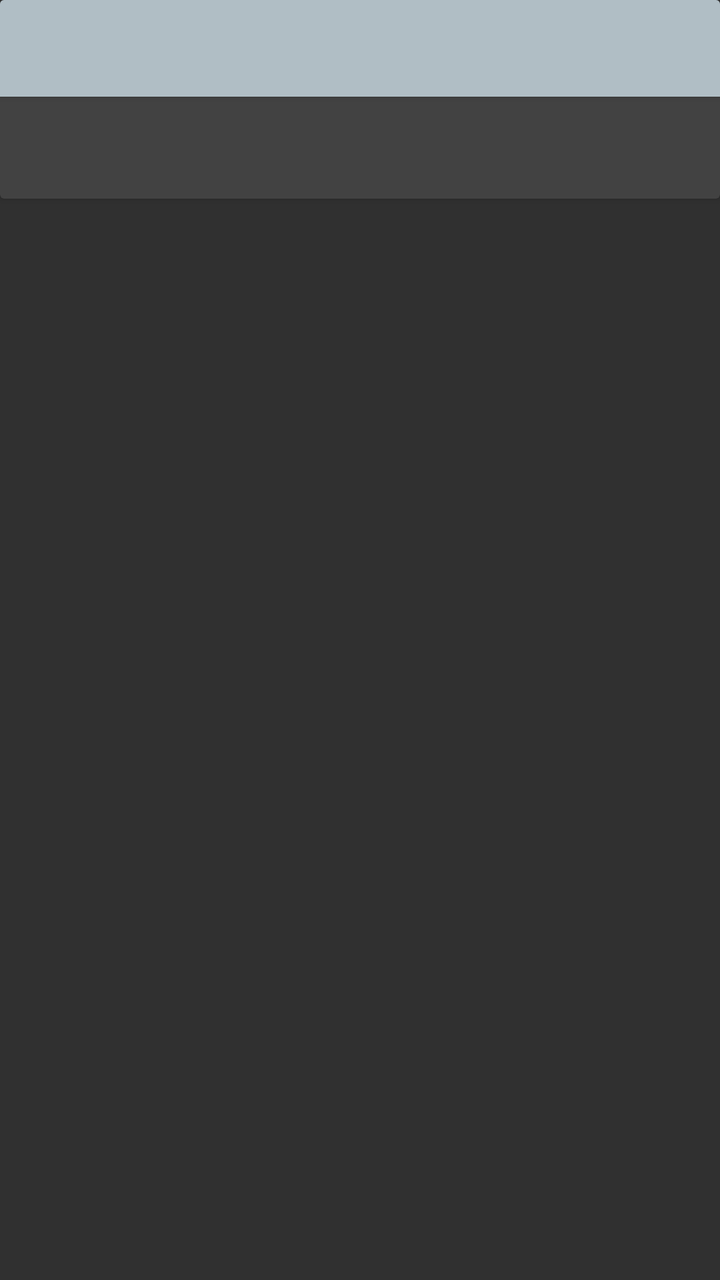
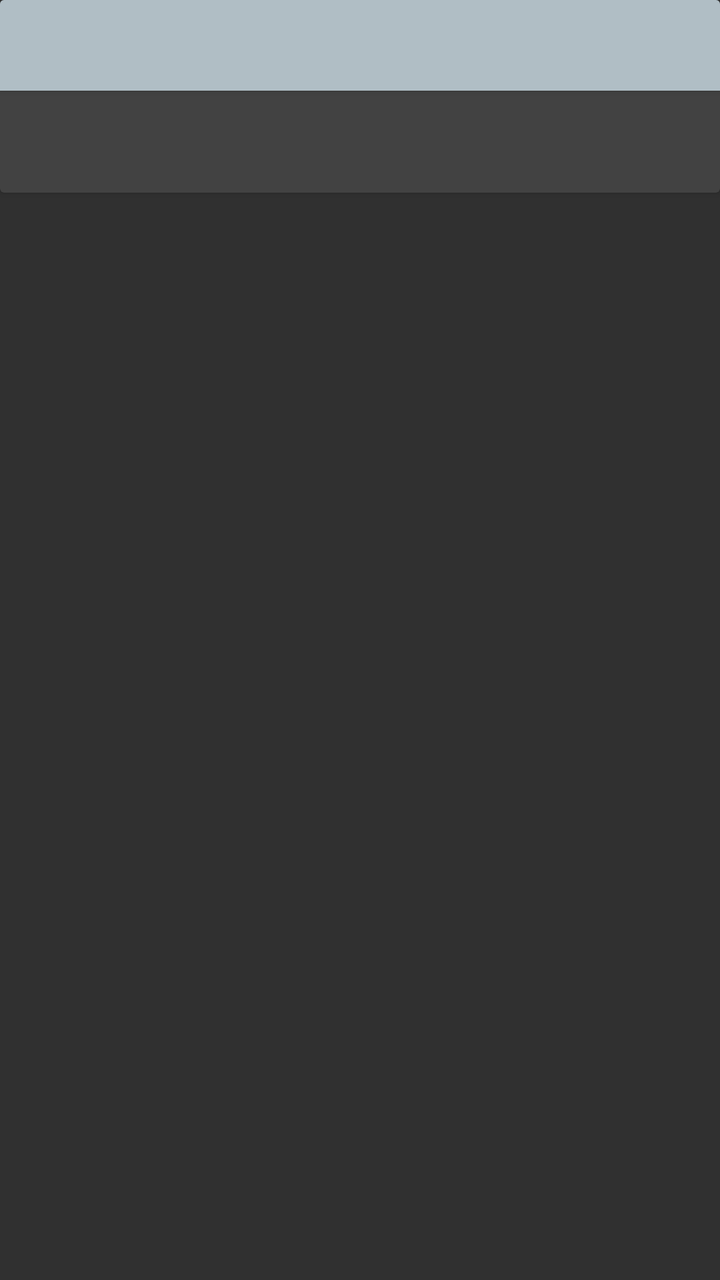

The first picture is an Android layout as it rendered before a commit; the second is the same layout after the commit. The layout source and the unified diff follow.
<!-- AndroidManifest.xml: application theme AppTheme -->
<!-- res/layout/cardview_info.xml -->
<LinearLayout xmlns:android="http://schemas.android.com/apk/res/android"
    android:layout_width="match_parent" android:layout_height="match_parent"
    android:paddingBottom="8dp">
    <android.support.v7.widget.CardView
        android:layout_width="match_parent"
        android:layout_height="wrap_content"
        android:id="@+id/cardview_info">
        <LinearLayout
            android:layout_width="match_parent"
            android:layout_height="wrap_content"
            android:orientation="vertical"
            >
            <LinearLayout
                android:layout_width="match_parent"
                android:layout_height="wrap_content"
                android:padding="8dp"
                android:orientation="vertical"
                android:background="@color/cardview_title_bg"
                android:elevation="@dimen/cardview_title_elevation"
                >
                <TextView
                    android:layout_width="wrap_content"
                    android:layout_height="wrap_content"
                    android:id="@+id/cardview_info_title"
                    android:textSize="24sp"
                    android:textColor="@color/primary_dark_material_dark"
                    />
            </LinearLayout>
            <LinearLayout
                android:layout_width="match_parent"
                android:layout_height="wrap_content"
                android:padding="16dp"
                android:orientation="vertical"
                >
                <TextView
                    android:layout_width="wrap_content"
                    android:layout_height="wrap_content"
                    android:id="@+id/cardview_info_data"
                    android:text=""
                    android:textColor="@color/primary_dark_material_dark"
                    />
            </LinearLayout>
        </LinearLayout>
    </android.support.v7.widget.CardView>
</LinearLayout>
<!-- resources referenced by this layout -->
<resources>
  <item name="cardview_title_bg" type="color">#b0bec5</item>
  <dimen name="cardview_title_elevation">2dp</dimen>
  <style name="AppTheme" parent="Theme.AppCompat.NoActionBar">
          
          <item name="windowActionBar">false</item>
          <item name="windowNoTitle">true</item>
      </style>
</resources>

<!-- the commit's change to res/layout/cardview_info.xml (unified diff, before → after) -->
@@ -1,5 +1,6 @@
 <LinearLayout xmlns:android="http://schemas.android.com/apk/res/android"
-    android:layout_width="match_parent" android:layout_height="match_parent"
+    android:layout_width="match_parent"
+    android:layout_height="match_parent"
     android:paddingBottom="8dp">
     <android.support.v7.widget.CardView
         android:layout_width="match_parent"
@@ -22,7 +23,7 @@
                     android:layout_width="wrap_content"
                     android:layout_height="wrap_content"
                     android:id="@+id/cardview_info_title"
-                    android:textSize="24sp"
+                    android:textSize="@dimen/cardview_title_text_size"
                     android:textColor="@color/primary_dark_material_dark"
                     />
             </LinearLayout>
<!-- resource entries referenced after the edit -->
@@ -2,6 +2,7 @@
 <resources>
   <item name="cardview_title_bg" type="color">#b0bec5</item>
   <dimen name="cardview_title_elevation">2dp</dimen>
+  <dimen name="cardview_title_text_size">22sp</dimen>
   <style name="AppTheme" parent="Theme.AppCompat.NoActionBar">
           
           <item name="windowActionBar">false</item>
